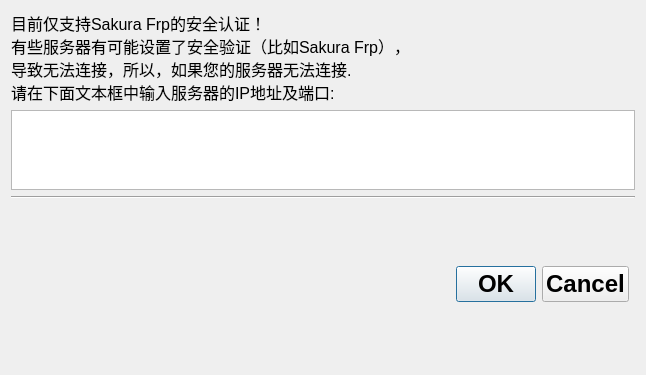
Above: src/user/ui/RegisterWindow.ui from StarsetNight/Lhat before the change. Below: the same form after it.
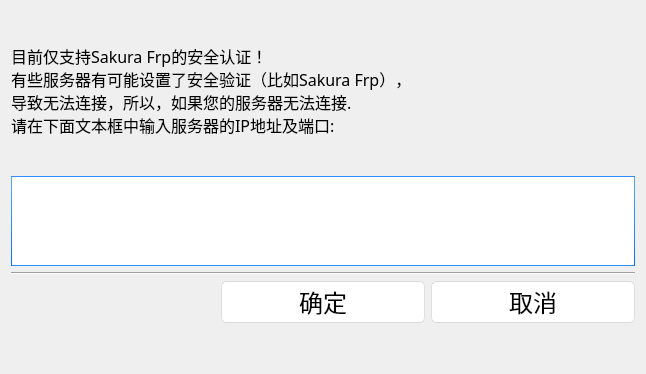
That is the form after the change.

Patch:
```diff
--- a/src/user/ui/RegisterWindow.ui
+++ b/src/user/ui/RegisterWindow.ui
@@ -7,7 +7,7 @@
     <x>0</x>
     <y>0</y>
     <width>646</width>
-    <height>375</height>
+    <height>374</height>
    </rect>
   </property>
   <property name="sizePolicy">
@@ -20,38 +20,591 @@
    <string>Dialog</string>
   </property>
   <property name="styleSheet">
-   <string notr="true"/>
+   <string notr="true">/*
+Aqua Style Sheet for QT Applications
+Author: Jaime A. Quiroga P.
+Company: GTRONICK
+Last updated: 22/01/2019, 07:55.
+Available at: https://github.com/GTRONICK/QSS/blob/master/Aqua.qss
+*/
+QMainWindow {
+	background-color:#ececec;
+}
+QTextEdit {
+	border-width: 1px;
+	border-style: solid;
+	border-color: qlineargradient(spread:pad, x1:0.5, y1:1, x2:0.5, y2:0, stop:0 rgba(0, 113, 255, 255), stop:1 rgba(91, 171, 252, 255));
+}
+QPlainTextEdit {
+	border-width: 1px;
+	border-style: solid;
+	border-color: qlineargradient(spread:pad, x1:0.5, y1:1, x2:0.5, y2:0, stop:0 rgba(0, 113, 255, 255), stop:1 rgba(91, 171, 252, 255));
+}
+QToolButton {
+	border-style: solid;
+	border-top-color: qlineargradient(spread:pad, x1:0.5, y1:1, x2:0.5, y2:0, stop:0 rgb(215, 215, 215), stop:1 rgb(222, 222, 222));
+	border-right-color: qlineargradient(spread:pad, x1:0, y1:0.5, x2:1, y2:0.5, stop:0 rgb(217, 217, 217), stop:1 rgb(227, 227, 227));
+	border-left-color: qlineargradient(spread:pad, x1:0, y1:0.5, x2:1, y2:0.5, stop:0 rgb(227, 227, 227), stop:1 rgb(217, 217, 217));
+	border-bottom-color: qlineargradient(spread:pad, x1:0.5, y1:1, x2:0.5, y2:0, stop:0 rgb(215, 215, 215), stop:1 rgb(222, 222, 222));
+	border-width: 1px;
+	border-radius: 5px;
+	color: rgb(0,0,0);
+	padding: 2px;
+	background-color: rgb(255,255,255);
+}
+QToolButton:hover{
+	border-style: solid;
+	border-top-color: qlineargradient(spread:pad, x1:0.5, y1:1, x2:0.5, y2:0, stop:0 rgb(195, 195, 195), stop:1 rgb(222, 222, 222));
+	border-right-color: qlineargradient(spread:pad, x1:0, y1:0.5, x2:1, y2:0.5, stop:0 rgb(197, 197, 197), stop:1 rgb(227, 227, 227));
+	border-left-color: qlineargradient(spread:pad, x1:0, y1:0.5, x2:1, y2:0.5, stop:0 rgb(227, 227, 227), stop:1 rgb(197, 197, 197));
+	border-bottom-color: qlineargradient(spread:pad, x1:0.5, y1:1, x2:0.5, y2:0, stop:0 rgb(195, 195, 195), stop:1 rgb(222, 222, 222));
+	border-width: 1px;
+	border-radius: 5px;
+	color: rgb(0,0,0);
+	padding: 2px;
+	background-color: rgb(255,255,255);
+}
+QToolButton:pressed{
+	border-style: solid;
+	border-top-color: qlineargradient(spread:pad, x1:0.5, y1:1, x2:0.5, y2:0, stop:0 rgb(215, 215, 215), stop:1 rgb(222, 222, 222));
+	border-right-color: qlineargradient(spread:pad, x1:0, y1:0.5, x2:1, y2:0.5, stop:0 rgb(217, 217, 217), stop:1 rgb(227, 227, 227));
+	border-left-color: qlineargradient(spread:pad, x1:0, y1:0.5, x2:1, y2:0.5, stop:0 rgb(227, 227, 227), stop:1 rgb(217, 217, 217));
+	border-bottom-color: qlineargradient(spread:pad, x1:0.5, y1:1, x2:0.5, y2:0, stop:0 rgb(215, 215, 215), stop:1 rgb(222, 222, 222));
+	border-width: 1px;
+	border-radius: 5px;
+	color: rgb(0,0,0);
+	padding: 2px;
+	background-color: rgb(142,142,142);
+}
+QPushButton{
+	border-style: solid;
+	border-top-color: qlineargradient(spread:pad, x1:0.5, y1:1, x2:0.5, y2:0, stop:0 rgb(215, 215, 215), stop:1 rgb(222, 222, 222));
+	border-right-color: qlineargradient(spread:pad, x1:0, y1:0.5, x2:1, y2:0.5, stop:0 rgb(217, 217, 217), stop:1 rgb(227, 227, 227));
+	border-left-color: qlineargradient(spread:pad, x1:0, y1:0.5, x2:1, y2:0.5, stop:0 rgb(227, 227, 227), stop:1 rgb(217, 217, 217));
+	border-bottom-color: qlineargradient(spread:pad, x1:0.5, y1:1, x2:0.5, y2:0, stop:0 rgb(215, 215, 215), stop:1 rgb(222, 222, 222));
+	border-width: 1px;
+	border-radius: 5px;
+	color: rgb(0,0,0);
+	padding: 2px;
+	background-color: rgb(255,255,255);
+}
+QPushButton::default{
+	border-style: solid;
+	border-top-color: qlineargradient(spread:pad, x1:0.5, y1:1, x2:0.5, y2:0, stop:0 rgb(215, 215, 215), stop:1 rgb(222, 222, 222));
+	border-right-color: qlineargradient(spread:pad, x1:0, y1:0.5, x2:1, y2:0.5, stop:0 rgb(217, 217, 217), stop:1 rgb(227, 227, 227));
+	border-left-color: qlineargradient(spread:pad, x1:0, y1:0.5, x2:1, y2:0.5, stop:0 rgb(227, 227, 227), stop:1 rgb(217, 217, 217));
+	border-bottom-color: qlineargradient(spread:pad, x1:0.5, y1:1, x2:0.5, y2:0, stop:0 rgb(215, 215, 215), stop:1 rgb(222, 222, 222));
+	border-width: 1px;
+	border-radius: 5px;
+	color: rgb(0,0,0);
+	padding: 2px;
+	background-color: rgb(255,255,255);
+}
+QPushButton:hover{
+	border-style: solid;
+	border-top-color: qlineargradient(spread:pad, x1:0.5, y1:1, x2:0.5, y2:0, stop:0 rgb(195, 195, 195), stop:1 rgb(222, 222, 222));
+	border-right-color: qlineargradient(spread:pad, x1:0, y1:0.5, x2:1, y2:0.5, stop:0 rgb(197, 197, 197), stop:1 rgb(227, 227, 227));
+	border-left-color: qlineargradient(spread:pad, x1:0, y1:0.5, x2:1, y2:0.5, stop:0 rgb(227, 227, 227), stop:1 rgb(197, 197, 197));
+	border-bottom-color: qlineargradient(spread:pad, x1:0.5, y1:1, x2:0.5, y2:0, stop:0 rgb(195, 195, 195), stop:1 rgb(222, 222, 222));
+	border-width: 1px;
+	border-radius: 5px;
+	color: rgb(0,0,0);
+	padding: 2px;
+	background-color: rgb(255,255,255);
+}
+QPushButton:pressed{
+	border-style: solid;
+	border-top-color: qlineargradient(spread:pad, x1:0.5, y1:1, x2:0.5, y2:0, stop:0 rgb(215, 215, 215), stop:1 rgb(222, 222, 222));
+	border-right-color: qlineargradient(spread:pad, x1:0, y1:0.5, x2:1, y2:0.5, stop:0 rgb(217, 217, 217), stop:1 rgb(227, 227, 227));
+	border-left-color: qlineargradient(spread:pad, x1:0, y1:0.5, x2:1, y2:0.5, stop:0 rgb(227, 227, 227), stop:1 rgb(217, 217, 217));
+	border-bottom-color: qlineargradient(spread:pad, x1:0.5, y1:1, x2:0.5, y2:0, stop:0 rgb(215, 215, 215), stop:1 rgb(222, 222, 222));
+	border-width: 1px;
+	border-radius: 5px;
+	color: rgb(0,0,0);
+	padding: 2px;
+	background-color: rgb(142,142,142);
+}
+QPushButton:disabled{
+	border-style: solid;
+	border-top-color: qlineargradient(spread:pad, x1:0.5, y1:1, x2:0.5, y2:0, stop:0 rgb(215, 215, 215), stop:1 rgb(222, 222, 222));
+	border-right-color: qlineargradient(spread:pad, x1:0, y1:0.5, x2:1, y2:0.5, stop:0 rgb(217, 217, 217), stop:1 rgb(227, 227, 227));
+	border-left-color: qlineargradient(spread:pad, x1:0, y1:0.5, x2:1, y2:0.5, stop:0 rgb(227, 227, 227), stop:1 rgb(217, 217, 217));
+	border-bottom-color: qlineargradient(spread:pad, x1:0.5, y1:1, x2:0.5, y2:0, stop:0 rgb(215, 215, 215), stop:1 rgb(222, 222, 222));
+	border-width: 1px;
+	border-radius: 5px;
+	color: #808086;
+	padding: 2px;
+	background-color: rgb(142,142,142);
+}
+QLineEdit {
+	border-width: 1px; border-radius: 4px;
+	border-style: solid;
+	border-color: qlineargradient(spread:pad, x1:0.5, y1:1, x2:0.5, y2:0, stop:0 rgba(0, 113, 255, 255), stop:1 rgba(91, 171, 252, 255));
+}
+QLabel {
+	color: #000000;
+}
+QLCDNumber {
+	color: rgb(0, 113, 255, 255);
+}
+QProgressBar {
+	text-align: center;
+	color: rgb(240, 240, 240);
+	border-width: 1px; 
+	border-radius: 10px;
+	border-color: rgb(230, 230, 230);
+	border-style: solid;
+	background-color:rgb(207,207,207);
+}
+QProgressBar::chunk {
+	background-color: qlineargradient(spread:pad, x1:0.5, y1:1, x2:0.5, y2:0, stop:0 rgba(49, 147, 250, 255), stop:1 rgba(34, 142, 255, 255));
+	border-radius: 10px;
+}
+QMenuBar {
+	background-color: qlineargradient(spread:pad, x1:0.5, y1:1, x2:0.5, y2:0, stop:0 rgba(207, 209, 207, 255), stop:1 rgba(230, 229, 230, 255));
+}
+QMenuBar::item {
+	color: #000000;
+  	spacing: 3px;
+  	padding: 1px 4px;
+	background-color: qlineargradient(spread:pad, x1:0.5, y1:1, x2:0.5, y2:0, stop:0 rgba(207, 209, 207, 255), stop:1 rgba(230, 229, 230, 255));
+}
+
+QMenuBar::item:selected {
+  	background-color: qlineargradient(spread:pad, x1:0.5, y1:1, x2:0.5, y2:0, stop:0 rgba(0, 113, 255, 255), stop:1 rgba(91, 171, 252, 255));
+	color: #FFFFFF;
+}
+QMenu::item:selected {
+	border-style: solid;
+	border-top-color: transparent;
+	border-right-color: transparent;
+	border-left-color: qlineargradient(spread:pad, x1:0.5, y1:1, x2:0.5, y2:0, stop:0 rgba(0, 113, 255, 255), stop:1 rgba(91, 171, 252, 255));
+	border-bottom-color: transparent;
+	border-left-width: 2px;
+	color: #000000;
+	padding-left:15px;
+	padding-top:4px;
+	padding-bottom:4px;
+	padding-right:7px;
+}
+QMenu::item {
+	border-style: solid;
+	border-top-color: transparent;
+	border-right-color: transparent;
+	border-left-color: transparent;
+	border-bottom-color: transparent;
+	border-bottom-width: 1px;
+	color: #000000;
+	padding-left:17px;
+	padding-top:4px;
+	padding-bottom:4px;
+	padding-right:7px;
+}
+QTabWidget {
+	color:rgb(0,0,0);
+	background-color:#000000;
+}
+QTabWidget::pane {
+		border-color: rgb(223,223,223);
+		background-color:rgb(226,226,226);
+		border-style: solid;
+		border-width: 2px;
+    	border-radius: 6px;
+}
+QTabBar::tab:first {
+	border-style: solid;
+	border-left-width:1px;
+	border-right-width:0px;
+	border-top-width:1px;
+	border-bottom-width:1px;
+	border-top-color: rgb(209,209,209);
+	border-left-color: qlineargradient(spread:pad, x1:0.5, y1:1, x2:0.5, y2:0, stop:0 rgba(209, 209, 209, 209), stop:1 rgba(229, 229, 229, 229));
+	border-bottom-color: rgb(229,229,229);
+	border-top-left-radius: 4px;
+	border-bottom-left-radius: 4px;
+	color: #000000;
+	padding: 3px;
+	margin-left:0px;
+	background-color: qlineargradient(spread:pad, x1:0.5, y1:1, x2:0.5, y2:0, stop:0 rgba(247, 247, 247, 255), stop:1 rgba(255, 255, 255, 255));
+}
+QTabBar::tab:last {
+	border-style: solid;
+	border-width:1px;
+	border-top-color: rgb(209,209,209);
+	border-left-color: qlineargradient(spread:pad, x1:0.5, y1:1, x2:0.5, y2:0, stop:0 rgba(209, 209, 209, 209), stop:1 rgba(229, 229, 229, 229));
+	border-right-color: qlineargradient(spread:pad, x1:0.5, y1:1, x2:0.5, y2:0, stop:0 rgba(209, 209, 209, 209), stop:1 rgba(229, 229, 229, 229));
+	border-bottom-color: rgb(229,229,229);
+	border-top-right-radius: 4px;
+	border-bottom-right-radius: 4px;
+	color: #000000;
+	padding: 3px;
+	margin-left:0px;
+	background-color: qlineargradient(spread:pad, x1:0.5, y1:1, x2:0.5, y2:0, stop:0 rgba(247, 247, 247, 255), stop:1 rgba(255, 255, 255, 255));
+}
+QTabBar::tab {
+	border-style: solid;
+	border-top-width:1px;
+	border-bottom-width:1px;
+	border-left-width:1px;
+	border-top-color: rgb(209,209,209);
+	border-left-color: qlineargradient(spread:pad, x1:0.5, y1:1, x2:0.5, y2:0, stop:0 rgba(209, 209, 209, 209), stop:1 rgba(229, 229, 229, 229));
+	border-bottom-color: rgb(229,229,229);
+	color: #000000;
+	padding: 3px;
+	margin-left:0px;
+	background-color: qlineargradient(spread:pad, x1:0.5, y1:1, x2:0.5, y2:0, stop:0 rgba(247, 247, 247, 255), stop:1 rgba(255, 255, 255, 255));
+}
+QTabBar::tab:selected, QTabBar::tab:last:selected, QTabBar::tab:hover {
+  	border-style: solid;
+  	border-left-width:1px;
+	border-right-color: transparent;
+	border-top-color: rgb(209,209,209);
+	border-left-color: qlineargradient(spread:pad, x1:0.5, y1:1, x2:0.5, y2:0, stop:0 rgba(209, 209, 209, 209), stop:1 rgba(229, 229, 229, 229));
+	border-bottom-color: rgb(229,229,229);
+	color: #FFFFFF;
+	padding: 3px;
+	margin-left:0px;
+	background-color: qlineargradient(spread:pad, x1:0.5, y1:1, x2:0.5, y2:0, stop:0 rgba(0, 113, 255, 255), stop:1 rgba(91, 171, 252, 255));
+}
+
+QTabBar::tab:selected, QTabBar::tab:first:selected, QTabBar::tab:hover {
+  	border-style: solid;
+  	border-left-width:1px;
+  	border-bottom-width:1px;
+  	border-top-width:1px;
+	border-right-color: transparent;
+	border-top-color: rgb(209,209,209);
+	border-left-color: qlineargradient(spread:pad, x1:0.5, y1:1, x2:0.5, y2:0, stop:0 rgba(209, 209, 209, 209), stop:1 rgba(229, 229, 229, 229));
+	border-bottom-color: rgb(229,229,229);
+	color: #FFFFFF;
+	padding: 3px;
+	margin-left:0px;
+	background-color: qlineargradient(spread:pad, x1:0.5, y1:1, x2:0.5, y2:0, stop:0 rgba(0, 113, 255, 255), stop:1 rgba(91, 171, 252, 255));
+}
+
+QCheckBox {
+	color: #000000;
+	padding: 2px;
+}
+QCheckBox:disabled {
+	color: #808086;
+	padding: 2px;
+}
+
+QCheckBox:hover {
+	border-radius:4px;
+	border-style:solid;
+	padding-left: 1px;
+	padding-right: 1px;
+	padding-bottom: 1px;
+	padding-top: 1px;
+	border-width:1px;
+	border-color: transparent;
+}
+QCheckBox::indicator:checked {
+
+	height: 10px;
+	width: 10px;
+	border-style:solid;
+	border-width: 1px;
+	border-color: qlineargradient(spread:pad, x1:0.5, y1:1, x2:0.5, y2:0, stop:0 rgba(0, 113, 255, 255), stop:1 rgba(91, 171, 252, 255));
+	color: #000000;
+	background-color: qlineargradient(spread:pad, x1:0.5, y1:1, x2:0.5, y2:0, stop:0 rgba(0, 113, 255, 255), stop:1 rgba(91, 171, 252, 255));
+}
+QCheckBox::indicator:unchecked {
+
+	height: 10px;
+	width: 10px;
+	border-style:solid;
+	border-width: 1px;
+	border-color: qlineargradient(spread:pad, x1:0.5, y1:1, x2:0.5, y2:0, stop:0 rgba(0, 113, 255, 255), stop:1 rgba(91, 171, 252, 255));
+	color: #000000;
+}
+QRadioButton {
+	color: 000000;
+	padding: 1px;
+}
+QRadioButton::indicator:checked {
+	height: 10px;
+	width: 10px;
+	border-style:solid;
+	border-radius:5px;
+	border-width: 1px;
+	border-color: qlineargradient(spread:pad, x1:0.5, y1:1, x2:0.5, y2:0, stop:0 rgba(0, 113, 255, 255), stop:1 rgba(91, 171, 252, 255));
+	color: #a9b7c6;
+	background-color: qlineargradient(spread:pad, x1:0.5, y1:1, x2:0.5, y2:0, stop:0 rgba(0, 113, 255, 255), stop:1 rgba(91, 171, 252, 255));
+}
+QRadioButton::indicator:!checked {
+	height: 10px;
+	width: 10px;
+	border-style:solid;
+	border-radius:5px;
+	border-width: 1px;
+	border-color: qlineargradient(spread:pad, x1:0.5, y1:1, x2:0.5, y2:0, stop:0 rgba(0, 113, 255, 255), stop:1 rgba(91, 171, 252, 255));
+	color: #a9b7c6;
+	background-color: transparent;
+}
+QStatusBar {
+	color:#027f7f;
+}
+QSpinBox {
+	border-style: solid;
+	border-width: 1px;
+	border-color: qlineargradient(spread:pad, x1:0.5, y1:1, x2:0.5, y2:0, stop:0 rgba(0, 113, 255, 255), stop:1 rgba(91, 171, 252, 255));
+}
+QDoubleSpinBox {
+	border-style: solid;
+	border-width: 1px;
+	border-color: qlineargradient(spread:pad, x1:0.5, y1:1, x2:0.5, y2:0, stop:0 rgba(0, 113, 255, 255), stop:1 rgba(91, 171, 252, 255));
+}
+QTimeEdit {
+	border-style: solid;
+	border-width: 1px;
+	border-color: qlineargradient(spread:pad, x1:0.5, y1:1, x2:0.5, y2:0, stop:0 rgba(0, 113, 255, 255), stop:1 rgba(91, 171, 252, 255));
+}
+QDateTimeEdit {
+	border-style: solid;
+	border-width: 1px;
+	border-color: qlineargradient(spread:pad, x1:0.5, y1:1, x2:0.5, y2:0, stop:0 rgba(0, 113, 255, 255), stop:1 rgba(91, 171, 252, 255));
+}
+QDateEdit {
+	border-style: solid;
+	border-width: 1px;
+	border-color: qlineargradient(spread:pad, x1:0.5, y1:1, x2:0.5, y2:0, stop:0 rgba(0, 113, 255, 255), stop:1 rgba(91, 171, 252, 255));
+}
+
+QToolBox {
+	color: #a9b7c6;
+	background-color:#000000;
+}
+QToolBox::tab {
+	color: #a9b7c6;
+	background-color:#000000;
+}
+QToolBox::tab:selected {
+	color: #FFFFFF;
+	background-color:#000000;
+}
+QScrollArea {
+	color: #FFFFFF;
+	background-color:#000000;
+}
+QSlider::groove:horizontal {
+	height: 5px;
+	background-color: qlineargradient(spread:pad, x1:0.5, y1:1, x2:0.5, y2:0, stop:0 rgba(49, 147, 250, 255), stop:1 rgba(34, 142, 255, 255));
+}
+QSlider::groove:vertical {
+	width: 5px;
+	background-color: qlineargradient(spread:pad, x1:0.5, y1:1, x2:0.5, y2:0, stop:0 rgba(49, 147, 250, 255), stop:1 rgba(34, 142, 255, 255));
+}
+QSlider::handle:horizontal {
+	background: rgb(253,253,253);
+	border-style: solid;
+	border-width: 1px;
+	border-color: rgb(207,207,207);
+	width: 12px;
+	margin: -5px 0;
+	border-radius: 7px;
+}
+QSlider::handle:vertical {
+	background: rgb(253,253,253);
+	border-style: solid;
+	border-width: 1px;
+	border-color: rgb(207,207,207);
+	height: 12px;
+	margin: 0 -5px;
+	border-radius: 7px;
+}
+QSlider::add-page:horizontal {
+    background: rgb(181,181,181);
+}
+QSlider::add-page:vertical {
+    background: rgb(181,181,181);
+}
+QSlider::sub-page:horizontal {
+    background-color: qlineargradient(spread:pad, x1:0.5, y1:1, x2:0.5, y2:0, stop:0 rgba(49, 147, 250, 255), stop:1 rgba(34, 142, 255, 255));
+}
+QSlider::sub-page:vertical {
+    background-color: qlineargradient(spread:pad, y1:0.5, x1:1, y2:0.5, x2:0, stop:0 rgba(49, 147, 250, 255), stop:1 rgba(34, 142, 255, 255));
+}
+QScrollBar:horizontal {
+	max-height: 20px;
+	border: 1px transparent grey;
+	margin: 0px 20px 0px 20px;
+}
+QScrollBar:vertical {
+	max-width: 20px;
+	border: 1px transparent grey;
+	margin: 20px 0px 20px 0px;
+}
+QScrollBar::handle:horizontal {
+	background: rgb(253,253,253);
+	border-style: solid;
+	border-width: 1px;
+	border-color: rgb(207,207,207);
+	border-radius: 7px;
+	min-width: 25px;
+}
+QScrollBar::handle:horizontal:hover {
+	background: rgb(253,253,253);
+	border-style: solid;
+	border-width: 1px;
+	border-color: rgb(147, 200, 200);
+	border-radius: 7px;
+	min-width: 25px;
+}
+QScrollBar::handle:vertical {
+	background: rgb(253,253,253);
+	border-style: solid;
+	border-width: 1px;
+	border-color: rgb(207,207,207);
+	border-radius: 7px;
+	min-height: 25px;
+}
+QScrollBar::handle:vertical:hover {
+	background: rgb(253,253,253);
+	border-style: solid;
+	border-width: 1px;
+	border-color: rgb(147, 200, 200);
+	border-radius: 7px;
+	min-height: 25px;
+}
+QScrollBar::add-line:horizontal {
+   border: 2px transparent grey;
+   border-top-right-radius: 7px;
+   border-bottom-right-radius: 7px;
+   background: rgba(34, 142, 255, 255);
+   width: 20px;
+   subcontrol-position: right;
+   subcontrol-origin: margin;
+}
+QScrollBar::add-line:horizontal:pressed {
+   border: 2px transparent grey;
+   border-top-right-radius: 7px;
+   border-bottom-right-radius: 7px;
+   background: rgb(181,181,181);
+   width: 20px;
+   subcontrol-position: right;
+   subcontrol-origin: margin;
+}
+QScrollBar::add-line:vertical {
+   border: 2px transparent grey;
+   border-bottom-left-radius: 7px;
+   border-bottom-right-radius: 7px;
+   background: rgba(34, 142, 255, 255);
+   height: 20px;
+   subcontrol-position: bottom;
+   subcontrol-origin: margin;
+}
+QScrollBar::add-line:vertical:pressed {
+   border: 2px transparent grey;
+   border-bottom-left-radius: 7px;
+   border-bottom-right-radius: 7px;
+   background: rgb(181,181,181);
+   height: 20px;
+   subcontrol-position: bottom;
+   subcontrol-origin: margin;
+}
+QScrollBar::sub-line:horizontal {
+   border: 2px transparent grey;
+   border-top-left-radius: 7px;
+   border-bottom-left-radius: 7px;
+   background: rgba(34, 142, 255, 255);
+   width: 20px;
+   subcontrol-position: left;
+   subcontrol-origin: margin;
+}
+QScrollBar::sub-line:horizontal:pressed {
+   border: 2px transparent grey;
+   border-top-left-radius: 7px;
+   border-bottom-left-radius: 7px;
+   background: rgb(181,181,181);
+   width: 20px;
+   subcontrol-position: left;
+   subcontrol-origin: margin;
+}
+QScrollBar::sub-line:vertical {
+   border: 2px transparent grey;
+   border-top-left-radius: 7px;
+   border-top-right-radius: 7px;
+   background: rgba(34, 142, 255, 255);
+   height: 20px;
+   subcontrol-position: top;
+   subcontrol-origin: margin;
+}
+QScrollBar::sub-line:vertical:pressed {
+   border: 2px transparent grey;
+   border-top-left-radius: 7px;
+   border-top-right-radius: 7px;
+   background: rgb(181,181,181);
+   height: 20px;
+   subcontrol-position: top;
+   subcontrol-origin: margin;
+}
+QScrollBar::left-arrow:horizontal {
+   border: 1px transparent grey;
+   border-top-left-radius: 3px;
+   border-bottom-left-radius: 3px;
+   width: 6px;
+   height: 6px;
+   background: white;
+}
+QScrollBar::right-arrow:horizontal {
+   border: 1px transparent grey;
+   border-top-right-radius: 3px;
+   border-bottom-right-radius: 3px;
+   width: 6px;
+   height: 6px;
+   background: white;
+}
+QScrollBar::up-arrow:vertical {
+   border: 1px transparent grey;
+   border-top-left-radius: 3px;
+   border-top-right-radius: 3px;
+   width: 6px;
+   height: 6px;
+   background: white;
+}
+QScrollBar::down-arrow:vertical {
+   border: 1px transparent grey;
+   border-bottom-left-radius: 3px;
+   border-bottom-right-radius: 3px;
+   width: 6px;
+   height: 6px;
+   background: white;
+}
+QScrollBar::add-page:horizontal, QScrollBar::sub-page:horizontal {
+   background: none;
+}
+QScrollBar::add-page:vertical, QScrollBar::sub-page:vertical {
+   background: none;
+}</string>
   </property>
   <layout class="QGridLayout" name="gridLayout">
-   <item row="3" column="1">
-    <widget class="QDialogButtonBox" name="button_argee_disargee">
-     <property name="sizePolicy">
-      <sizepolicy hsizetype="Expanding" vsizetype="Expanding">
-       <horstretch>0</horstretch>
-       <verstretch>2</verstretch>
-      </sizepolicy>
-     </property>
-     <property name="sizeIncrement">
-      <size>
-       <width>0</width>
-       <height>0</height>
-      </size>
-     </property>
+   <item row="5" column="2">
+    <widget class="QPushButton" name="pushButton_2">
      <property name="font">
       <font>
+       <family>微软雅黑</family>
        <pointsize>18</pointsize>
-       <bold>true</bold>
       </font>
      </property>
-     <property name="layoutDirection">
-      <enum>Qt::LeftToRight</enum>
+     <property name="text">
+      <string>取消</string>
+     </property>
+    </widget>
+   </item>
+   <item row="2" column="0" colspan="3">
+    <widget class="Line" name="static_line">
+     <property name="sizePolicy">
+      <sizepolicy hsizetype="Minimum" vsizetype="Fixed">
+       <horstretch>0</horstretch>
+       <verstretch>1</verstretch>
+      </sizepolicy>
      </property>
      <property name="orientation">
       <enum>Qt::Horizontal</enum>
      </property>
-     <property name="standardButtons">
-      <set>QDialogButtonBox::Cancel|QDialogButtonBox::Ok</set>
-     </property>
     </widget>
    </item>
    <item row="0" column="0" colspan="2">
@@ -64,10 +617,572 @@
      </property>
      <property name="font">
       <font>
+       <family>微软雅黑</family>
        <pointsize>12</pointsize>
        <bold>false</bold>
       </font>
      </property>
+     <property name="styleSheet">
+      <string notr="true">/*
+Aqua Style Sheet for QT Applications
+Author: Jaime A. Quiroga P.
+Company: GTRONICK
+Last updated: 22/01/2019, 07:55.
+Available at: https://github.com/GTRONICK/QSS/blob/master/Aqua.qss
+*/
+QMainWindow {
+	background-color:#ececec;
+}
+QTextEdit {
+	border-width: 1px;
+	border-style: solid;
+	border-color: qlineargradient(spread:pad, x1:0.5, y1:1, x2:0.5, y2:0, stop:0 rgba(0, 113, 255, 255), stop:1 rgba(91, 171, 252, 255));
+}
+QPlainTextEdit {
+	border-width: 1px;
+	border-style: solid;
+	border-color: qlineargradient(spread:pad, x1:0.5, y1:1, x2:0.5, y2:0, stop:0 rgba(0, 113, 255, 255), stop:1 rgba(91, 171, 252, 255));
+}
+QToolButton {
+	border-style: solid;
+	border-top-color: qlineargradient(spread:pad, x1:0.5, y1:1, x2:0.5, y2:0, stop:0 rgb(215, 215, 215), stop:1 rgb(222, 222, 222));
+	border-right-color: qlineargradient(spread:pad, x1:0, y1:0.5, x2:1, y2:0.5, stop:0 rgb(217, 217, 217), stop:1 rgb(227, 227, 227));
+	border-left-color: qlineargradient(spread:pad, x1:0, y1:0.5, x2:1, y2:0.5, stop:0 rgb(227, 227, 227), stop:1 rgb(217, 217, 217));
+	border-bottom-color: qlineargradient(spread:pad, x1:0.5, y1:1, x2:0.5, y2:0, stop:0 rgb(215, 215, 215), stop:1 rgb(222, 222, 222));
+	border-width: 1px;
+	border-radius: 5px;
+	color: rgb(0,0,0);
+	padding: 2px;
+	background-color: rgb(255,255,255);
+}
+QToolButton:hover{
+	border-style: solid;
+	border-top-color: qlineargradient(spread:pad, x1:0.5, y1:1, x2:0.5, y2:0, stop:0 rgb(195, 195, 195), stop:1 rgb(222, 222, 222));
+	border-right-color: qlineargradient(spread:pad, x1:0, y1:0.5, x2:1, y2:0.5, stop:0 rgb(197, 197, 197), stop:1 rgb(227, 227, 227));
+	border-left-color: qlineargradient(spread:pad, x1:0, y1:0.5, x2:1, y2:0.5, stop:0 rgb(227, 227, 227), stop:1 rgb(197, 197, 197));
+	border-bottom-color: qlineargradient(spread:pad, x1:0.5, y1:1, x2:0.5, y2:0, stop:0 rgb(195, 195, 195), stop:1 rgb(222, 222, 222));
+	border-width: 1px;
+	border-radius: 5px;
+	color: rgb(0,0,0);
+	padding: 2px;
+	background-color: rgb(255,255,255);
+}
+QToolButton:pressed{
+	border-style: solid;
+	border-top-color: qlineargradient(spread:pad, x1:0.5, y1:1, x2:0.5, y2:0, stop:0 rgb(215, 215, 215), stop:1 rgb(222, 222, 222));
+	border-right-color: qlineargradient(spread:pad, x1:0, y1:0.5, x2:1, y2:0.5, stop:0 rgb(217, 217, 217), stop:1 rgb(227, 227, 227));
+	border-left-color: qlineargradient(spread:pad, x1:0, y1:0.5, x2:1, y2:0.5, stop:0 rgb(227, 227, 227), stop:1 rgb(217, 217, 217));
+	border-bottom-color: qlineargradient(spread:pad, x1:0.5, y1:1, x2:0.5, y2:0, stop:0 rgb(215, 215, 215), stop:1 rgb(222, 222, 222));
+	border-width: 1px;
+	border-radius: 5px;
+	color: rgb(0,0,0);
+	padding: 2px;
+	background-color: rgb(142,142,142);
+}
+QPushButton{
+	border-style: solid;
+	border-top-color: qlineargradient(spread:pad, x1:0.5, y1:1, x2:0.5, y2:0, stop:0 rgb(215, 215, 215), stop:1 rgb(222, 222, 222));
+	border-right-color: qlineargradient(spread:pad, x1:0, y1:0.5, x2:1, y2:0.5, stop:0 rgb(217, 217, 217), stop:1 rgb(227, 227, 227));
+	border-left-color: qlineargradient(spread:pad, x1:0, y1:0.5, x2:1, y2:0.5, stop:0 rgb(227, 227, 227), stop:1 rgb(217, 217, 217));
+	border-bottom-color: qlineargradient(spread:pad, x1:0.5, y1:1, x2:0.5, y2:0, stop:0 rgb(215, 215, 215), stop:1 rgb(222, 222, 222));
+	border-width: 1px;
+	border-radius: 5px;
+	color: rgb(0,0,0);
+	padding: 2px;
+	background-color: rgb(255,255,255);
+}
+QPushButton::default{
+	border-style: solid;
+	border-top-color: qlineargradient(spread:pad, x1:0.5, y1:1, x2:0.5, y2:0, stop:0 rgb(215, 215, 215), stop:1 rgb(222, 222, 222));
+	border-right-color: qlineargradient(spread:pad, x1:0, y1:0.5, x2:1, y2:0.5, stop:0 rgb(217, 217, 217), stop:1 rgb(227, 227, 227));
+	border-left-color: qlineargradient(spread:pad, x1:0, y1:0.5, x2:1, y2:0.5, stop:0 rgb(227, 227, 227), stop:1 rgb(217, 217, 217));
+	border-bottom-color: qlineargradient(spread:pad, x1:0.5, y1:1, x2:0.5, y2:0, stop:0 rgb(215, 215, 215), stop:1 rgb(222, 222, 222));
+	border-width: 1px;
+	border-radius: 5px;
+	color: rgb(0,0,0);
+	padding: 2px;
+	background-color: rgb(255,255,255);
+}
+QPushButton:hover{
+	border-style: solid;
+	border-top-color: qlineargradient(spread:pad, x1:0.5, y1:1, x2:0.5, y2:0, stop:0 rgb(195, 195, 195), stop:1 rgb(222, 222, 222));
+	border-right-color: qlineargradient(spread:pad, x1:0, y1:0.5, x2:1, y2:0.5, stop:0 rgb(197, 197, 197), stop:1 rgb(227, 227, 227));
+	border-left-color: qlineargradient(spread:pad, x1:0, y1:0.5, x2:1, y2:0.5, stop:0 rgb(227, 227, 227), stop:1 rgb(197, 197, 197));
+	border-bottom-color: qlineargradient(spread:pad, x1:0.5, y1:1, x2:0.5, y2:0, stop:0 rgb(195, 195, 195), stop:1 rgb(222, 222, 222));
+	border-width: 1px;
+	border-radius: 5px;
+	color: rgb(0,0,0);
+	padding: 2px;
+	background-color: rgb(255,255,255);
+}
+QPushButton:pressed{
+	border-style: solid;
+	border-top-color: qlineargradient(spread:pad, x1:0.5, y1:1, x2:0.5, y2:0, stop:0 rgb(215, 215, 215), stop:1 rgb(222, 222, 222));
+	border-right-color: qlineargradient(spread:pad, x1:0, y1:0.5, x2:1, y2:0.5, stop:0 rgb(217, 217, 217), stop:1 rgb(227, 227, 227));
+	border-left-color: qlineargradient(spread:pad, x1:0, y1:0.5, x2:1, y2:0.5, stop:0 rgb(227, 227, 227), stop:1 rgb(217, 217, 217));
+	border-bottom-color: qlineargradient(spread:pad, x1:0.5, y1:1, x2:0.5, y2:0, stop:0 rgb(215, 215, 215), stop:1 rgb(222, 222, 222));
+	border-width: 1px;
+	border-radius: 5px;
+	color: rgb(0,0,0);
+	padding: 2px;
+	background-color: rgb(142,142,142);
+}
+QPushButton:disabled{
+	border-style: solid;
+	border-top-color: qlineargradient(spread:pad, x1:0.5, y1:1, x2:0.5, y2:0, stop:0 rgb(215, 215, 215), stop:1 rgb(222, 222, 222));
+	border-right-color: qlineargradient(spread:pad, x1:0, y1:0.5, x2:1, y2:0.5, stop:0 rgb(217, 217, 217), stop:1 rgb(227, 227, 227));
+	border-left-color: qlineargradient(spread:pad, x1:0, y1:0.5, x2:1, y2:0.5, stop:0 rgb(227, 227, 227), stop:1 rgb(217, 217, 217));
+	border-bottom-color: qlineargradient(spread:pad, x1:0.5, y1:1, x2:0.5, y2:0, stop:0 rgb(215, 215, 215), stop:1 rgb(222, 222, 222));
+	border-width: 1px;
+	border-radius: 5px;
+	color: #808086;
+	padding: 2px;
+	background-color: rgb(142,142,142);
+}
+QLineEdit {
+	border-width: 1px; border-radius: 4px;
+	border-style: solid;
+	border-color: qlineargradient(spread:pad, x1:0.5, y1:1, x2:0.5, y2:0, stop:0 rgba(0, 113, 255, 255), stop:1 rgba(91, 171, 252, 255));
+}
+QLabel {
+	color: #000000;
+}
+QLCDNumber {
+	color: rgb(0, 113, 255, 255);
+}
+QProgressBar {
+	text-align: center;
+	color: rgb(240, 240, 240);
+	border-width: 1px; 
+	border-radius: 10px;
+	border-color: rgb(230, 230, 230);
+	border-style: solid;
+	background-color:rgb(207,207,207);
+}
+QProgressBar::chunk {
+	background-color: qlineargradient(spread:pad, x1:0.5, y1:1, x2:0.5, y2:0, stop:0 rgba(49, 147, 250, 255), stop:1 rgba(34, 142, 255, 255));
+	border-radius: 10px;
+}
+QMenuBar {
+	background-color: qlineargradient(spread:pad, x1:0.5, y1:1, x2:0.5, y2:0, stop:0 rgba(207, 209, 207, 255), stop:1 rgba(230, 229, 230, 255));
+}
+QMenuBar::item {
+	color: #000000;
+  	spacing: 3px;
+  	padding: 1px 4px;
+	background-color: qlineargradient(spread:pad, x1:0.5, y1:1, x2:0.5, y2:0, stop:0 rgba(207, 209, 207, 255), stop:1 rgba(230, 229, 230, 255));
+}
+
+QMenuBar::item:selected {
+  	background-color: qlineargradient(spread:pad, x1:0.5, y1:1, x2:0.5, y2:0, stop:0 rgba(0, 113, 255, 255), stop:1 rgba(91, 171, 252, 255));
+	color: #FFFFFF;
+}
+QMenu::item:selected {
+	border-style: solid;
+	border-top-color: transparent;
+	border-right-color: transparent;
+	border-left-color: qlineargradient(spread:pad, x1:0.5, y1:1, x2:0.5, y2:0, stop:0 rgba(0, 113, 255, 255), stop:1 rgba(91, 171, 252, 255));
+	border-bottom-color: transparent;
+	border-left-width: 2px;
+	color: #000000;
+	padding-left:15px;
+	padding-top:4px;
+	padding-bottom:4px;
+	padding-right:7px;
+}
+QMenu::item {
+	border-style: solid;
+	border-top-color: transparent;
+	border-right-color: transparent;
+	border-left-color: transparent;
+	border-bottom-color: transparent;
+	border-bottom-width: 1px;
+	color: #000000;
+	padding-left:17px;
+	padding-top:4px;
+	padding-bottom:4px;
+	padding-right:7px;
+}
+QTabWidget {
+	color:rgb(0,0,0);
+	background-color:#000000;
+}
+QTabWidget::pane {
+		border-color: rgb(223,223,223);
+		background-color:rgb(226,226,226);
+		border-style: solid;
+		border-width: 2px;
+    	border-radius: 6px;
+}
+QTabBar::tab:first {
+	border-style: solid;
+	border-left-width:1px;
+	border-right-width:0px;
+	border-top-width:1px;
+	border-bottom-width:1px;
+	border-top-color: rgb(209,209,209);
+	border-left-color: qlineargradient(spread:pad, x1:0.5, y1:1, x2:0.5, y2:0, stop:0 rgba(209, 209, 209, 209), stop:1 rgba(229, 229, 229, 229));
+	border-bottom-color: rgb(229,229,229);
+	border-top-left-radius: 4px;
+	border-bottom-left-radius: 4px;
+	color: #000000;
+	padding: 3px;
+	margin-left:0px;
+	background-color: qlineargradient(spread:pad, x1:0.5, y1:1, x2:0.5, y2:0, stop:0 rgba(247, 247, 247, 255), stop:1 rgba(255, 255, 255, 255));
+}
+QTabBar::tab:last {
+	border-style: solid;
+	border-width:1px;
+	border-top-color: rgb(209,209,209);
+	border-left-color: qlineargradient(spread:pad, x1:0.5, y1:1, x2:0.5, y2:0, stop:0 rgba(209, 209, 209, 209), stop:1 rgba(229, 229, 229, 229));
+	border-right-color: qlineargradient(spread:pad, x1:0.5, y1:1, x2:0.5, y2:0, stop:0 rgba(209, 209, 209, 209), stop:1 rgba(229, 229, 229, 229));
+	border-bottom-color: rgb(229,229,229);
+	border-top-right-radius: 4px;
+	border-bottom-right-radius: 4px;
+	color: #000000;
+	padding: 3px;
+	margin-left:0px;
+	background-color: qlineargradient(spread:pad, x1:0.5, y1:1, x2:0.5, y2:0, stop:0 rgba(247, 247, 247, 255), stop:1 rgba(255, 255, 255, 255));
+}
+QTabBar::tab {
+	border-style: solid;
+	border-top-width:1px;
+	border-bottom-width:1px;
+	border-left-width:1px;
+	border-top-color: rgb(209,209,209);
+	border-left-color: qlineargradient(spread:pad, x1:0.5, y1:1, x2:0.5, y2:0, stop:0 rgba(209, 209, 209, 209), stop:1 rgba(229, 229, 229, 229));
+	border-bottom-color: rgb(229,229,229);
+	color: #000000;
+	padding: 3px;
+	margin-left:0px;
+	background-color: qlineargradient(spread:pad, x1:0.5, y1:1, x2:0.5, y2:0, stop:0 rgba(247, 247, 247, 255), stop:1 rgba(255, 255, 255, 255));
+}
+QTabBar::tab:selected, QTabBar::tab:last:selected, QTabBar::tab:hover {
+  	border-style: solid;
+  	border-left-width:1px;
+	border-right-color: transparent;
+	border-top-color: rgb(209,209,209);
+	border-left-color: qlineargradient(spread:pad, x1:0.5, y1:1, x2:0.5, y2:0, stop:0 rgba(209, 209, 209, 209), stop:1 rgba(229, 229, 229, 229));
+	border-bottom-color: rgb(229,229,229);
+	color: #FFFFFF;
+	padding: 3px;
+	margin-left:0px;
+	background-color: qlineargradient(spread:pad, x1:0.5, y1:1, x2:0.5, y2:0, stop:0 rgba(0, 113, 255, 255), stop:1 rgba(91, 171, 252, 255));
+}
+
+QTabBar::tab:selected, QTabBar::tab:first:selected, QTabBar::tab:hover {
+  	border-style: solid;
+  	border-left-width:1px;
+  	border-bottom-width:1px;
+  	border-top-width:1px;
+	border-right-color: transparent;
+	border-top-color: rgb(209,209,209);
+	border-left-color: qlineargradient(spread:pad, x1:0.5, y1:1, x2:0.5, y2:0, stop:0 rgba(209, 209, 209, 209), stop:1 rgba(229, 229, 229, 229));
+	border-bottom-color: rgb(229,229,229);
+	color: #FFFFFF;
+	padding: 3px;
+	margin-left:0px;
+	background-color: qlineargradient(spread:pad, x1:0.5, y1:1, x2:0.5, y2:0, stop:0 rgba(0, 113, 255, 255), stop:1 rgba(91, 171, 252, 255));
+}
+
+QCheckBox {
+	color: #000000;
+	padding: 2px;
+}
+QCheckBox:disabled {
+	color: #808086;
+	padding: 2px;
+}
+
+QCheckBox:hover {
+	border-radius:4px;
+	border-style:solid;
+	padding-left: 1px;
+	padding-right: 1px;
+	padding-bottom: 1px;
+	padding-top: 1px;
+	border-width:1px;
+	border-color: transparent;
+}
+QCheckBox::indicator:checked {
+
+	height: 10px;
+	width: 10px;
+	border-style:solid;
+	border-width: 1px;
+	border-color: qlineargradient(spread:pad, x1:0.5, y1:1, x2:0.5, y2:0, stop:0 rgba(0, 113, 255, 255), stop:1 rgba(91, 171, 252, 255));
+	color: #000000;
+	background-color: qlineargradient(spread:pad, x1:0.5, y1:1, x2:0.5, y2:0, stop:0 rgba(0, 113, 255, 255), stop:1 rgba(91, 171, 252, 255));
+}
+QCheckBox::indicator:unchecked {
+
+	height: 10px;
+	width: 10px;
+	border-style:solid;
+	border-width: 1px;
+	border-color: qlineargradient(spread:pad, x1:0.5, y1:1, x2:0.5, y2:0, stop:0 rgba(0, 113, 255, 255), stop:1 rgba(91, 171, 252, 255));
+	color: #000000;
+}
+QRadioButton {
+	color: 000000;
+	padding: 1px;
+}
+QRadioButton::indicator:checked {
+	height: 10px;
+	width: 10px;
+	border-style:solid;
+	border-radius:5px;
+	border-width: 1px;
+	border-color: qlineargradient(spread:pad, x1:0.5, y1:1, x2:0.5, y2:0, stop:0 rgba(0, 113, 255, 255), stop:1 rgba(91, 171, 252, 255));
+	color: #a9b7c6;
+	background-color: qlineargradient(spread:pad, x1:0.5, y1:1, x2:0.5, y2:0, stop:0 rgba(0, 113, 255, 255), stop:1 rgba(91, 171, 252, 255));
+}
+QRadioButton::indicator:!checked {
+	height: 10px;
+	width: 10px;
+	border-style:solid;
+	border-radius:5px;
+	border-width: 1px;
+	border-color: qlineargradient(spread:pad, x1:0.5, y1:1, x2:0.5, y2:0, stop:0 rgba(0, 113, 255, 255), stop:1 rgba(91, 171, 252, 255));
+	color: #a9b7c6;
+	background-color: transparent;
+}
+QStatusBar {
+	color:#027f7f;
+}
+QSpinBox {
+	border-style: solid;
+	border-width: 1px;
+	border-color: qlineargradient(spread:pad, x1:0.5, y1:1, x2:0.5, y2:0, stop:0 rgba(0, 113, 255, 255), stop:1 rgba(91, 171, 252, 255));
+}
+QDoubleSpinBox {
+	border-style: solid;
+	border-width: 1px;
+	border-color: qlineargradient(spread:pad, x1:0.5, y1:1, x2:0.5, y2:0, stop:0 rgba(0, 113, 255, 255), stop:1 rgba(91, 171, 252, 255));
+}
+QTimeEdit {
+	border-style: solid;
+	border-width: 1px;
+	border-color: qlineargradient(spread:pad, x1:0.5, y1:1, x2:0.5, y2:0, stop:0 rgba(0, 113, 255, 255), stop:1 rgba(91, 171, 252, 255));
+}
+QDateTimeEdit {
+	border-style: solid;
+	border-width: 1px;
+	border-color: qlineargradient(spread:pad, x1:0.5, y1:1, x2:0.5, y2:0, stop:0 rgba(0, 113, 255, 255), stop:1 rgba(91, 171, 252, 255));
+}
+QDateEdit {
+	border-style: solid;
+	border-width: 1px;
+	border-color: qlineargradient(spread:pad, x1:0.5, y1:1, x2:0.5, y2:0, stop:0 rgba(0, 113, 255, 255), stop:1 rgba(91, 171, 252, 255));
+}
+
+QToolBox {
+	color: #a9b7c6;
+	background-color:#000000;
+}
+QToolBox::tab {
+	color: #a9b7c6;
+	background-color:#000000;
+}
+QToolBox::tab:selected {
+	color: #FFFFFF;
+	background-color:#000000;
+}
+QScrollArea {
+	color: #FFFFFF;
+	background-color:#000000;
+}
+QSlider::groove:horizontal {
+	height: 5px;
+	background-color: qlineargradient(spread:pad, x1:0.5, y1:1, x2:0.5, y2:0, stop:0 rgba(49, 147, 250, 255), stop:1 rgba(34, 142, 255, 255));
+}
+QSlider::groove:vertical {
+	width: 5px;
+	background-color: qlineargradient(spread:pad, x1:0.5, y1:1, x2:0.5, y2:0, stop:0 rgba(49, 147, 250, 255), stop:1 rgba(34, 142, 255, 255));
+}
+QSlider::handle:horizontal {
+	background: rgb(253,253,253);
+	border-style: solid;
+	border-width: 1px;
+	border-color: rgb(207,207,207);
+	width: 12px;
+	margin: -5px 0;
+	border-radius: 7px;
+}
+QSlider::handle:vertical {
+	background: rgb(253,253,253);
+	border-style: solid;
+	border-width: 1px;
+	border-color: rgb(207,207,207);
+	height: 12px;
+	margin: 0 -5px;
+	border-radius: 7px;
+}
+QSlider::add-page:horizontal {
+    background: rgb(181,181,181);
+}
+QSlider::add-page:vertical {
+    background: rgb(181,181,181);
+}
+QSlider::sub-page:horizontal {
+    background-color: qlineargradient(spread:pad, x1:0.5, y1:1, x2:0.5, y2:0, stop:0 rgba(49, 147, 250, 255), stop:1 rgba(34, 142, 255, 255));
+}
+QSlider::sub-page:vertical {
+    background-color: qlineargradient(spread:pad, y1:0.5, x1:1, y2:0.5, x2:0, stop:0 rgba(49, 147, 250, 255), stop:1 rgba(34, 142, 255, 255));
+}
+QScrollBar:horizontal {
+	max-height: 20px;
+	border: 1px transparent grey;
+	margin: 0px 20px 0px 20px;
+}
+QScrollBar:vertical {
+	max-width: 20px;
+	border: 1px transparent grey;
+	margin: 20px 0px 20px 0px;
+}
+QScrollBar::handle:horizontal {
+	background: rgb(253,253,253);
+	border-style: solid;
+	border-width: 1px;
+	border-color: rgb(207,207,207);
+	border-radius: 7px;
+	min-width: 25px;
+}
+QScrollBar::handle:horizontal:hover {
+	background: rgb(253,253,253);
+	border-style: solid;
+	border-width: 1px;
+	border-color: rgb(147, 200, 200);
+	border-radius: 7px;
+	min-width: 25px;
+}
+QScrollBar::handle:vertical {
+	background: rgb(253,253,253);
+	border-style: solid;
+	border-width: 1px;
+	border-color: rgb(207,207,207);
+	border-radius: 7px;
+	min-height: 25px;
+}
+QScrollBar::handle:vertical:hover {
+	background: rgb(253,253,253);
+	border-style: solid;
+	border-width: 1px;
+	border-color: rgb(147, 200, 200);
+	border-radius: 7px;
+	min-height: 25px;
+}
+QScrollBar::add-line:horizontal {
+   border: 2px transparent grey;
+   border-top-right-radius: 7px;
+   border-bottom-right-radius: 7px;
+   background: rgba(34, 142, 255, 255);
+   width: 20px;
+   subcontrol-position: right;
+   subcontrol-origin: margin;
+}
+QScrollBar::add-line:horizontal:pressed {
+   border: 2px transparent grey;
+   border-top-right-radius: 7px;
+   border-bottom-right-radius: 7px;
+   background: rgb(181,181,181);
+   width: 20px;
+   subcontrol-position: right;
+   subcontrol-origin: margin;
+}
+QScrollBar::add-line:vertical {
+   border: 2px transparent grey;
+   border-bottom-left-radius: 7px;
+   border-bottom-right-radius: 7px;
+   background: rgba(34, 142, 255, 255);
+   height: 20px;
+   subcontrol-position: bottom;
+   subcontrol-origin: margin;
+}
+QScrollBar::add-line:vertical:pressed {
+   border: 2px transparent grey;
+   border-bottom-left-radius: 7px;
+   border-bottom-right-radius: 7px;
+   background: rgb(181,181,181);
+   height: 20px;
+   subcontrol-position: bottom;
+   subcontrol-origin: margin;
+}
+QScrollBar::sub-line:horizontal {
+   border: 2px transparent grey;
+   border-top-left-radius: 7px;
+   border-bottom-left-radius: 7px;
+   background: rgba(34, 142, 255, 255);
+   width: 20px;
+   subcontrol-position: left;
+   subcontrol-origin: margin;
+}
+QScrollBar::sub-line:horizontal:pressed {
+   border: 2px transparent grey;
+   border-top-left-radius: 7px;
+   border-bottom-left-radius: 7px;
+   background: rgb(181,181,181);
+   width: 20px;
+   subcontrol-position: left;
+   subcontrol-origin: margin;
+}
+QScrollBar::sub-line:vertical {
+   border: 2px transparent grey;
+   border-top-left-radius: 7px;
+   border-top-right-radius: 7px;
+   background: rgba(34, 142, 255, 255);
+   height: 20px;
+   subcontrol-position: top;
+   subcontrol-origin: margin;
+}
+QScrollBar::sub-line:vertical:pressed {
+   border: 2px transparent grey;
+   border-top-left-radius: 7px;
+   border-top-right-radius: 7px;
+   background: rgb(181,181,181);
+   height: 20px;
+   subcontrol-position: top;
+   subcontrol-origin: margin;
+}
+QScrollBar::left-arrow:horizontal {
+   border: 1px transparent grey;
+   border-top-left-radius: 3px;
+   border-bottom-left-radius: 3px;
+   width: 6px;
+   height: 6px;
+   background: white;
+}
+QScrollBar::right-arrow:horizontal {
+   border: 1px transparent grey;
+   border-top-right-radius: 3px;
+   border-bottom-right-radius: 3px;
+   width: 6px;
+   height: 6px;
+   background: white;
+}
+QScrollBar::up-arrow:vertical {
+   border: 1px transparent grey;
+   border-top-left-radius: 3px;
+   border-top-right-radius: 3px;
+   width: 6px;
+   height: 6px;
+   background: white;
+}
+QScrollBar::down-arrow:vertical {
+   border: 1px transparent grey;
+   border-bottom-left-radius: 3px;
+   border-bottom-right-radius: 3px;
+   width: 6px;
+   height: 6px;
+   background: white;
+}
+QScrollBar::add-page:horizontal, QScrollBar::sub-page:horizontal {
+   background: none;
+}
+QScrollBar::add-page:vertical, QScrollBar::sub-page:vertical {
+   background: none;
+}</string>
+     </property>
      <property name="text">
       <string>目前仅支持Sakura Frp的安全认证！
 有些服务器有可能设置了安全验证（比如Sakura Frp），
@@ -97,28 +1212,34 @@
      </property>
     </widget>
    </item>
-   <item row="2" column="0" colspan="3">
-    <widget class="Line" name="static_line">
+   <item row="5" column="1">
+    <widget class="QPushButton" name="pushButton">
      <property name="sizePolicy">
       <sizepolicy hsizetype="Minimum" vsizetype="Fixed">
        <horstretch>0</horstretch>
        <verstretch>1</verstretch>
       </sizepolicy>
      </property>
-     <property name="orientation">
-      <enum>Qt::Horizontal</enum>
+     <property name="font">
+      <font>
+       <family>微软雅黑</family>
+       <pointsize>18</pointsize>
+      </font>
+     </property>
+     <property name="text">
+      <string>确定</string>
      </property>
     </widget>
    </item>
-   <item row="3" column="0">
-    <spacer name="horizontalSpacer_2">
+   <item row="6" column="2">
+    <spacer name="verticalSpacer">
      <property name="orientation">
-      <enum>Qt::Horizontal</enum>
+      <enum>Qt::Vertical</enum>
      </property>
      <property name="sizeHint" stdset="0">
       <size>
-       <width>305</width>
-       <height>20</height>
+       <width>20</width>
+       <height>40</height>
       </size>
      </property>
     </spacer>
```
Left out of the diff: 24 changed lines with no effect on the pictures.
